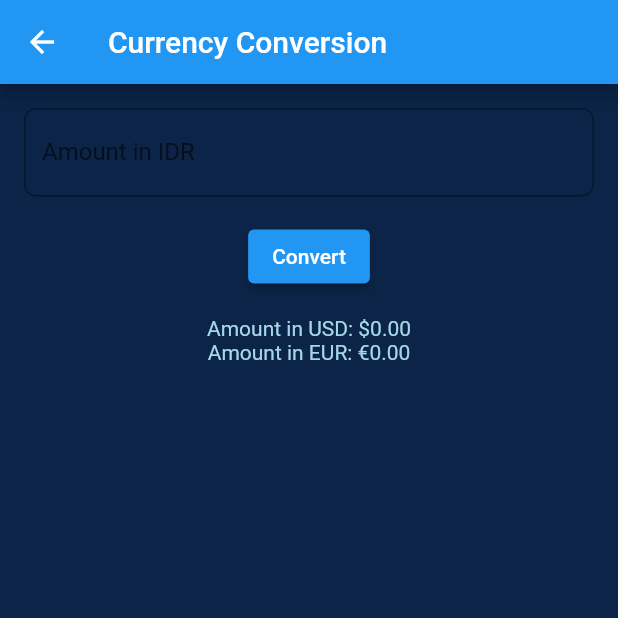
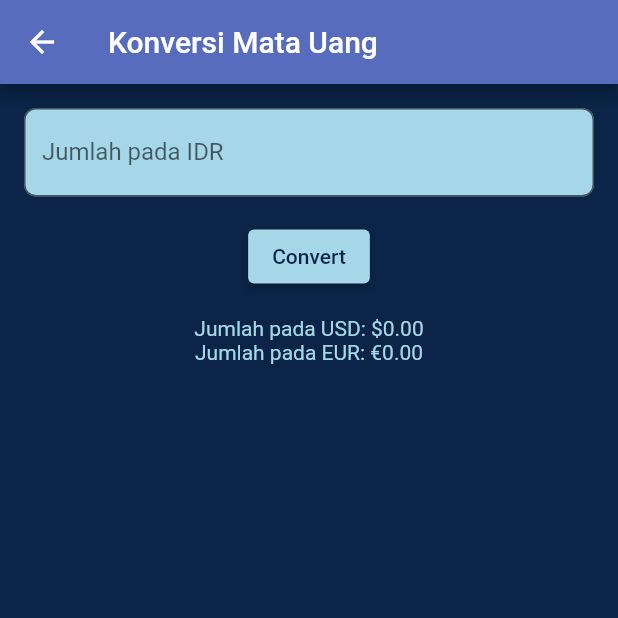
Before and after one commit to mendekam/matkul-tpm, a Flutter app: the ProfilePage screen opened by its route, after a tap on "Konversi Mata Uang", on a phone screen of 412 x 824 dp, the top half of it. Run offline on Flutter 3.47's test engine with Material 2 defaults, Android fonts, the light colour scheme and no system bars; our stand-ins replace shared_preferences, splashscreen, sqflite; missing offline and left inert: encrypt; accounts and stored records are empty; network calls fail.

Commit message:
fixing visual

```diff
--- a/project_akhir/lib/main.dart
+++ b/project_akhir/lib/main.dart
@@ -12,6 +12,7 @@ import 'pages/navigation_page.dart';
 import 'pages/profile_page.dart';
 import 'pages/register_page.dart';
 import 'pages/splashscreen_page.dart';
+import 'pages/waktu_page.dart';
 
 void main() {
   SystemChrome.setSystemUIOverlayStyle(SystemUiOverlayStyle(
@@ -49,6 +50,8 @@ class MyApp extends StatelessWidget {
           return MaterialPageRoute(builder: (context) => ProfilePage());
         } else if (settings.name == KonversiPage.routeName) {
           return MaterialPageRoute(builder: (context) => KonversiPage());
+        } else if (settings.name == WaktuPage.routeName) {
+          return MaterialPageRoute(builder: (context) => WaktuPage());
         }
         return null;
       },
--- a/project_akhir/lib/pages/game_detail_page.dart
+++ b/project_akhir/lib/pages/game_detail_page.dart
@@ -5,6 +5,7 @@ import 'package:url_launcher/url_launcher.dart';
 import '../config/colors.dart';
 import '../services/favorite_service.dart';
 import 'home_page.dart';
+import 'navigation_page.dart';
 
 class GameDetailPage extends StatelessWidget {
   static const String routeName = '/game_detail';
@@ -21,7 +22,7 @@ class GameDetailPage extends StatelessWidget {
     return WillPopScope(
       onWillPop: () async {
         Navigator.popUntil(context, homePagePredicate);
-        Navigator.pushNamed(context, HomePage.routeName);
+        Navigator.pushNamed(context, NavigationPage.routeName);
         return false;
       },
       child: Scaffold(
--- a/project_akhir/lib/pages/konversi_page.dart
+++ b/project_akhir/lib/pages/konversi_page.dart
@@ -3,6 +3,7 @@ import 'package:http/http.dart' as http;
 import 'dart:convert';
 
 import '../config/colors.dart';
+import 'navigation_page.dart';
 
 class KonversiPage extends StatefulWidget {
   static const routeName = '/konversi';
@@ -18,7 +19,8 @@ class _KonversiPageState extends State<KonversiPage> {
 
   Future<void> _convertCurrency() async {
     try {
-      final response = await http.get(Uri.parse('https://v6.exchangerate-api.com/v6/e7094b25166d1a5bae26c303/latest/IDR'));
+      final response = await http.get(Uri.parse(
+          'https://v6.exchangerate-api.com/v6/e7094b25166d1a5bae26c303/latest/IDR'));
       if (response.statusCode == 200) {
         final data = json.decode(response.body);
         final rates = data['conversion_rates'];
@@ -27,7 +29,8 @@ class _KonversiPageState extends State<KonversiPage> {
         _euro = rupiah * rates['EUR'];
         setState(() {});
       } else {
-        print('Failed to fetch conversion rates. Error: ${response.statusCode}');
+        print(
+            'Failed to fetch conversion rates. Error: ${response.statusCode}');
       }
     } catch (e) {
       print('Failed to fetch conversion rates. Exception: $e');
@@ -36,21 +39,30 @@ class _KonversiPageState extends State<KonversiPage> {
 
   @override
   Widget build(BuildContext context) {
-    return Scaffold(
+    return WillPopScope(
+      onWillPop: () async {
+        Navigator.of(context).popUntil((route) => route.isFirst);
+        Navigator.pushNamed(context, NavigationPage.routeName);
+        return true;
+      },
+      child: Scaffold(
         backgroundColor: primary,
         appBar: AppBar(
-        title: Text('Currency Conversion'),
+          backgroundColor: secondary,
+          title: Text('Konversi Mata Uang'),
         ),
         body: Padding(
           padding: EdgeInsets.all(16.0),
           child: Column(
             children: [
               TextField(
-              style: TextStyle(color: text),
+                style: TextStyle(color: primary),
                 controller: _rupiahController,
                 keyboardType: TextInputType.number,
                 decoration: InputDecoration(
-                labelText: 'Amount in IDR',
+                  fillColor: text,
+                  filled: true,
+                  labelText: 'Jumlah pada IDR',
                   border: OutlineInputBorder(
                     borderRadius: BorderRadius.all(Radius.circular(8.0)),
                   ),
@@ -58,13 +70,17 @@ class _KonversiPageState extends State<KonversiPage> {
               ),
               SizedBox(height: 16.0),
               ElevatedButton(
+                style: ElevatedButton.styleFrom(backgroundColor: text),
                 onPressed: _convertCurrency,
-              child: Text('Convert'),
+                child: Text('Convert', style: TextStyle(color: primary)),
               ),
               SizedBox(height: 16.0),
-            Text('Amount in USD: \$${_dollar.toStringAsFixed(2)}', style: TextStyle(color: text)),
-            Text('Amount in EUR: €${_euro.toStringAsFixed(2)}', style: TextStyle(color: text)),
+              Text('Jumlah pada USD: \$${_dollar.toStringAsFixed(2)}',
+                  style: TextStyle(color: text)),
+              Text('Jumlah pada EUR: €${_euro.toStringAsFixed(2)}',
+                  style: TextStyle(color: text)),
             ],
+          ),
         ),
       ),
     );
--- a/project_akhir/lib/pages/profile_page.dart
+++ b/project_akhir/lib/pages/profile_page.dart
@@ -1,6 +1,8 @@
 import 'package:flutter/material.dart';
+import 'package:project_akhir/pages/waktu_page.dart';
 
 import '../config/colors.dart';
+import 'konversi_page.dart';
 
 class ProfilePage extends StatelessWidget {
   static const routeName = '/profile';
@@ -10,36 +12,70 @@ class ProfilePage extends StatelessWidget {
     return Scaffold(
       backgroundColor: primary,
       appBar: AppBar(
-        title: Text('Profile'),
+        backgroundColor: secondary,
+        title: const Text('Profile'),
       ),
       body: Center(
         child: Column(
           mainAxisAlignment: MainAxisAlignment.center,
           children: [
-            CircleAvatar(
+            const CircleAvatar(
               radius: 80,
               backgroundImage: AssetImage('assets/images/foto.jpg'),
             ),
-            SizedBox(height: 16.0),
-            Text(
+            const SizedBox(height: 16.0),
+            const Text(
               'Abid Bilal',
-              style: TextStyle(fontSize: 30.0, fontWeight: FontWeight.bold, color: text),
+              style: TextStyle(
+                  fontSize: 30.0, fontWeight: FontWeight.bold, color: text),
             ),
-            SizedBox(height: 8.0),
-            Text(
+            const SizedBox(height: 8.0),
+            const Text(
               'Tempat, Tanggal Lahir : Yogyakarta 7 Desember 2001',
               style: TextStyle(fontSize: 16.0, color: text),
             ),
-            SizedBox(height: 8.0),
-            Text(
+            const SizedBox(height: 8.0),
+            const Text(
               'NIM: 123200069',
               style: TextStyle(fontSize: 16.0, color: text),
             ),
-            SizedBox(height: 8.0),
-            ElevatedButton(onPressed: (){
-              Navigator.pop(context);
-              Navigator.pushNamed(context, '/konversi');
-            }, child: Text('Konversi Mata Uang', style: TextStyle(color: text),))
+            const SizedBox(height: 8.0),
+            ElevatedButton(
+                style: ElevatedButton.styleFrom(backgroundColor: text),
+                onPressed: () {
+                  Navigator.pop(context);
+                  Navigator.pushNamed(context, KonversiPage.routeName);
+                },
+                child: const Text(
+                  'Konversi Mata Uang',
+                  style: TextStyle(color: primary),
+                )),
+            ElevatedButton(
+                style: ElevatedButton.styleFrom(backgroundColor: text),
+                onPressed: () {
+                  Navigator.pop(context);
+                  Navigator.pushNamed(context, WaktuPage.routeName);
+                },
+                child: const Text(
+                  'Konversi Waktu',
+                  style: TextStyle(color: primary),
+                )),
+            Padding(
+              padding: const EdgeInsets.all(8.0),
+              child: Container(
+                padding: EdgeInsets.all(8),
+                decoration: BoxDecoration(
+                  border: Border.all(color: text),
+                  borderRadius: BorderRadius.circular(8),
+                ),
+                child: Text(
+                  'Kesan dan Pesan:\n\n'
+                  'Kesan: Mata kuliah TPM sangat membuat saya bersemangat untuk mempelajari hal baru \n'
+                  'Pesan: Semoga mata kuliah ini dapat terus dikembangkan dan bermanfaat untuk mahasiswa lainnya',
+                  style: TextStyle(fontSize: 14, color: text),
+                ),
+              ),
+            ),
           ],
         ),
       ),
--- a/project_akhir/pubspec.yaml
+++ b/project_akhir/pubspec.yaml
@@ -41,6 +41,7 @@ dependencies:
   sqflite: ^2.2.8+4
   encrypt: ^5.0.1
   url_launcher: ^6.1.11
+  intl: ^0.18.1
 
 dev_dependencies:
   flutter_test:
```
Also changed, not shown: project_akhir/lib/pages/favorite_page.dart (+4 -3 lines), project_akhir/lib/pages/waktu_page.dart (added, +107 -0 lines), project_akhir/pubspec.lock. Lines whose indentation alone changed are shown as unchanged.
